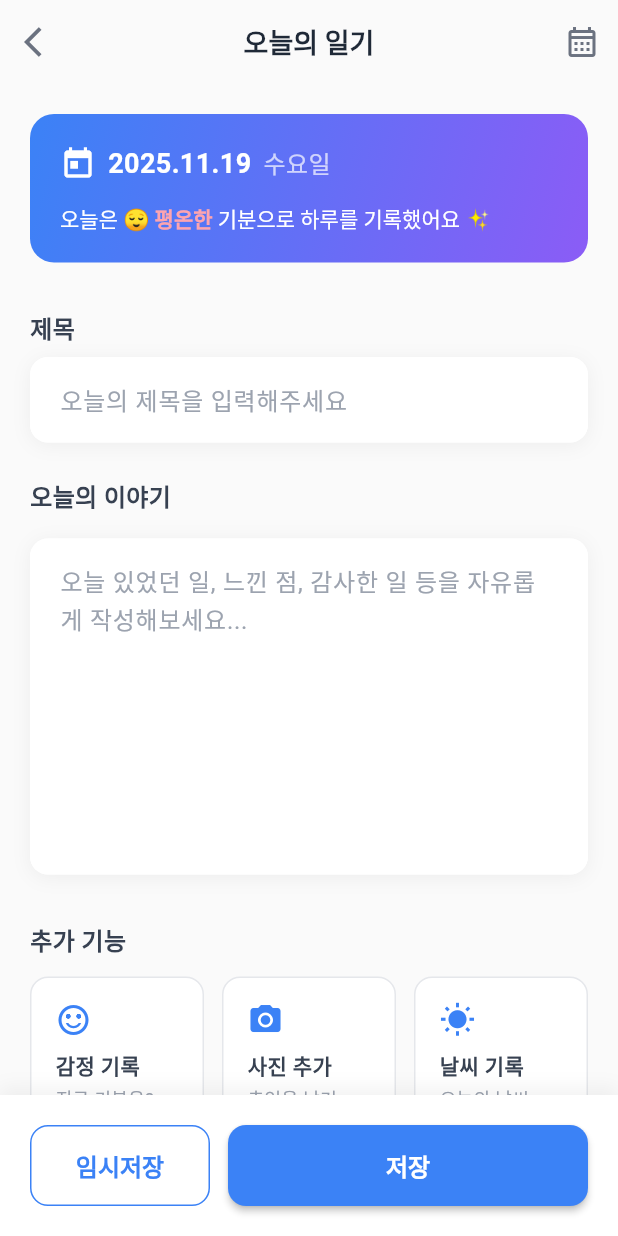
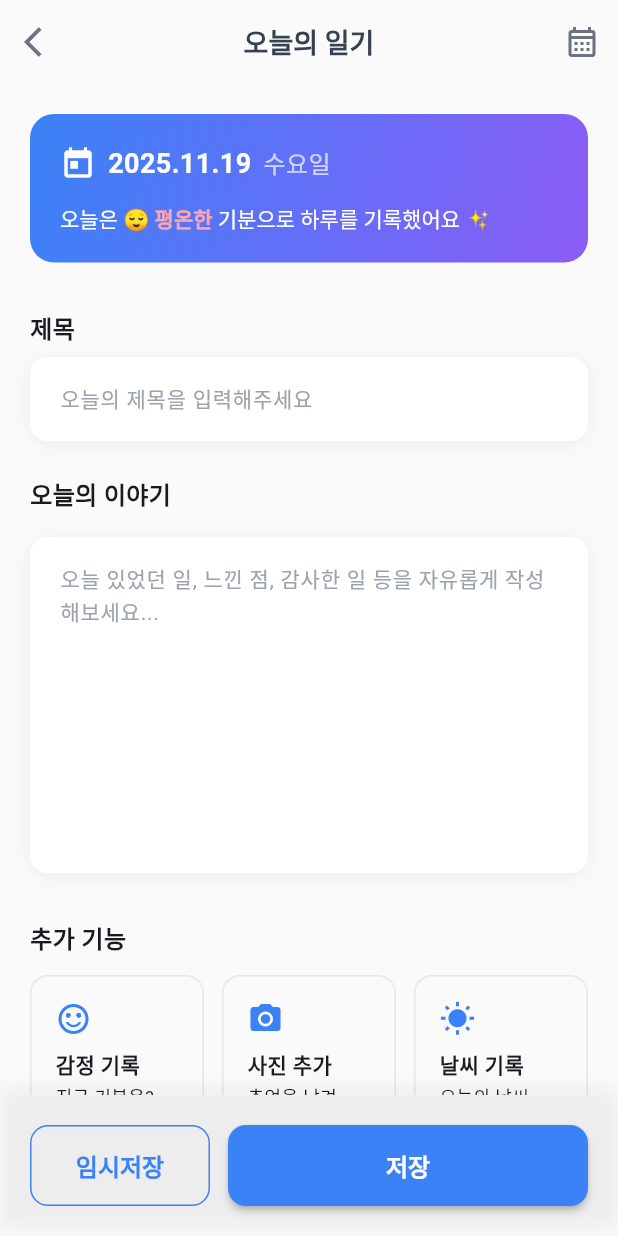
Before and after one commit to junghoonshin3/line_a_day, a Flutter app: the DiaryWriteView screen opened by its route, on a phone screen of 412 x 824 dp. Run offline on Flutter 3.47's test engine with Material 3 defaults, Android fonts, the phone set to English and light mode, and no system bars; our stand-ins replace file_picker, fl_chart, flutter_local_notifications, flutter_riverpod, google_sign_in, googleapis_auth and 7 more; missing offline and left inert: googleapis, local_auth_android, local_auth_darwin; accounts and stored records are empty; generated files the repository leaves out were written again; Roboto replaces fonts that are missing (Pretendard).

Commit message:
chore:과제 최종본
요구사항 기능구현

```diff
--- a/lib/core/app/config/routes.dart
+++ b/lib/core/app/config/routes.dart
@@ -5,7 +5,6 @@ import 'package:line_a_day/features/diary/presentation/detail/diary_detail_view.
 import 'package:line_a_day/features/diary/presentation/list/diary_list_view.dart';
 import 'package:line_a_day/features/main/presentation/main_view.dart';
 import 'package:line_a_day/features/diary/presentation/write/diary_write_view.dart';
-import 'package:line_a_day/features/emoji/presentation/select/emoji_select_view.dart';
 import 'package:line_a_day/features/intro/presentation/intro_view.dart';
 import 'package:line_a_day/features/settings/presentation/backup/%20backup_view.dart';
 import 'package:line_a_day/features/settings/presentation/notification/notification_settings_view.dart';
@@ -15,7 +14,7 @@ import 'package:line_a_day/features/settings/presentation/theme/theme_setting_vi
 class AppRoutes {
   // Route names
   static const String intro = 'intro';
-  static const String emojiSelect = 'emojiSelect';
+  // static const String emojiSelect = 'emojiSelect';
   static const String main = 'main';
   static const String diaryList = 'diaryList';
   static const String diaryWrite = 'diaryWrite';
@@ -29,7 +28,7 @@ class AppRoutes {
   static Map<String, WidgetBuilder> getRoutes() {
     return {
       intro: (context) => const IntroView(),
-      emojiSelect: (context) => const EmojiSelectView(),
+      // emojiSelect: (context) => const EmojiSelectView(),
       main: (context) => const MainView(),
       diaryList: (context) => const DiaryListView(),
       diaryWrite: (context) => const DiaryWriteView(),
--- a/lib/core/services/notification_service.dart
+++ b/lib/core/services/notification_service.dart
@@ -59,7 +59,6 @@ class NotificationService {
     if (androidImplementation != null) {
       final granted = await androidImplementation
           .requestNotificationsPermission();
-      print('Android 알림 권한: $granted');
       return granted ?? false;
     }
 
--- a/lib/features/diary/presentation/write/diary_write_view.dart
+++ b/lib/features/diary/presentation/write/diary_write_view.dart
@@ -114,7 +114,6 @@ class _DiaryWriteViewState extends ConsumerState<DiaryWriteView>
         _contentFocusNode.unfocus();
       },
       child: Scaffold(
-        backgroundColor: const Color.fromRGBO(250, 250, 250, 1),
         appBar: AppBar(
           backgroundColor: Colors.transparent,
           elevation: 0,
@@ -124,11 +123,7 @@ class _DiaryWriteViewState extends ConsumerState<DiaryWriteView>
           ),
           title: const Text(
             '오늘의 일기',
-            style: TextStyle(
-              color: Color(0xFF1F2937),
-              fontSize: 18,
-              fontWeight: FontWeight.w600,
-            ),
+            style: TextStyle(fontSize: 18, fontWeight: FontWeight.w600),
           ),
           centerTitle: true,
           actions: [
@@ -198,7 +193,6 @@ class _DiaryWriteViewState extends ConsumerState<DiaryWriteView>
             Container(
               padding: const EdgeInsets.all(20),
               decoration: BoxDecoration(
-                color: Colors.white,
                 boxShadow: [
                   BoxShadow(
                     color: Colors.black.withOpacity(0.05),
@@ -217,16 +211,18 @@ class _DiaryWriteViewState extends ConsumerState<DiaryWriteView>
                           viewModel.saveDraft();
                         },
                         style: OutlinedButton.styleFrom(
-                          side: const BorderSide(color: Color(0xFF3B82F6)),
+                          side: BorderSide(
+                            color: Theme.of(context).colorScheme.primary,
+                          ),
                           shape: RoundedRectangleBorder(
                             borderRadius: BorderRadius.circular(12),
                           ),
                           padding: const EdgeInsets.symmetric(vertical: 16),
                         ),
-                        child: const Text(
+                        child: Text(
                           '임시저장',
                           style: TextStyle(
-                            color: Color(0xFF3B82F6),
+                            color: Theme.of(context).colorScheme.primary,
                             fontSize: 16,
                             fontWeight: FontWeight.w600,
                           ),
@@ -244,7 +240,7 @@ class _DiaryWriteViewState extends ConsumerState<DiaryWriteView>
                         Navigator.of(context).pop(true);
                       },
                       style: ElevatedButton.styleFrom(
-                        backgroundColor: const Color(0xFF3B82F6),
+                        backgroundColor: Theme.of(context).colorScheme.primary,
                         foregroundColor: Colors.white,
                         elevation: 2,
                         shape: RoundedRectangleBorder(
@@ -399,11 +395,7 @@ class _DiaryWriteViewState extends ConsumerState<DiaryWriteView>
     return Container(
       padding: const EdgeInsets.all(20),
       decoration: BoxDecoration(
-        gradient: const LinearGradient(
-          colors: [Color(0xFF3B82F6), Color(0xFF8B5CF6)],
-          begin: Alignment.topLeft,
-          end: Alignment.bottomRight,
-        ),
+        gradient: AppTheme.primaryGradient,
         borderRadius: BorderRadius.circular(16),
       ),
       child: Column(
@@ -450,11 +442,7 @@ class _DiaryWriteViewState extends ConsumerState<DiaryWriteView>
       children: [
         const Text(
           '제목',
-          style: TextStyle(
-            fontSize: 16,
-            fontWeight: FontWeight.w600,
-            color: Color(0xFF374151),
-          ),
+          style: TextStyle(fontSize: 16, fontWeight: FontWeight.w600),
         ),
         const SizedBox(height: 8),
         Container(
@@ -476,13 +464,12 @@ class _DiaryWriteViewState extends ConsumerState<DiaryWriteView>
             onChanged: viewModel.updateTitle,
             decoration: const InputDecoration(
               hintText: '오늘의 제목을 입력해주세요',
-              hintStyle: TextStyle(color: Color(0xFF9CA3AF)),
+              // hintStyle: TextStyle(color: Color(0xFF9CA3AF)),
               border: OutlineInputBorder(
                 borderRadius: BorderRadius.all(Radius.circular(12)),
                 borderSide: BorderSide.none,
               ),
               filled: true,
-              fillColor: Colors.white,
               contentPadding: EdgeInsets.all(16),
             ),
             style: const TextStyle(fontSize: 16),
@@ -502,11 +489,7 @@ class _DiaryWriteViewState extends ConsumerState<DiaryWriteView>
       children: [
         const Text(
           '오늘의 이야기',
-          style: TextStyle(
-            fontSize: 16,
-            fontWeight: FontWeight.w600,
-            color: Color(0xFF374151),
-          ),
+          style: TextStyle(fontSize: 16, fontWeight: FontWeight.w600),
         ),
         const SizedBox(height: 8),
         if (state.diary.photoUrls.isNotEmpty)
@@ -576,13 +559,13 @@ class _DiaryWriteViewState extends ConsumerState<DiaryWriteView>
             onChanged: viewModel.updateContent,
             decoration: const InputDecoration(
               hintText: '오늘 있었던 일, 느낀 점, 감사한 일 등을 자유롭게 작성해보세요...',
-              hintStyle: TextStyle(color: Color(0xFF9CA3AF)),
+              // hintStyle: TextStyle(color: Color(0xFF9CA3AF)),
               border: OutlineInputBorder(
                 borderRadius: BorderRadius.all(Radius.circular(12)),
                 borderSide: BorderSide.none,
               ),
               filled: true,
-              fillColor: Colors.white,
+              // fillColor: Colors.white,
               contentPadding: EdgeInsets.all(16),
             ),
             style: const TextStyle(fontSize: 16, height: 1.5),
@@ -606,7 +589,7 @@ class _DiaryWriteViewState extends ConsumerState<DiaryWriteView>
           style: TextStyle(
             fontSize: 16,
             fontWeight: FontWeight.w600,
-            color: Color(0xFF374151),
+            // color: Color(0xFF374151),
           ),
         ),
         const SizedBox(height: 12),
@@ -730,7 +713,6 @@ class _DiaryWriteViewState extends ConsumerState<DiaryWriteView>
         padding: const EdgeInsets.all(16),
         decoration: BoxDecoration(
           gradient: gradient,
-          color: gradient == null ? Colors.white : null,
           borderRadius: BorderRadius.circular(12),
           border: Border.all(
             color: gradient == null
@@ -750,32 +732,22 @@ class _DiaryWriteViewState extends ConsumerState<DiaryWriteView>
         child: Column(
           crossAxisAlignment: CrossAxisAlignment.start,
           children: [
-            Icon(
-              icon,
-              size: 24,
-              color: gradient != null ? Colors.white : const Color(0xFF3B82F6),
-            ),
+            Icon(icon, size: 24, color: Theme.of(context).colorScheme.primary),
             const SizedBox(height: 8),
             Text(
               title,
-              style: TextStyle(
-                fontSize: 14,
-                fontWeight: FontWeight.w600,
-                color: gradient != null
-                    ? Colors.white
-                    : const Color(0xFF374151),
-              ),
+              style: const TextStyle(fontSize: 14, fontWeight: FontWeight.w600),
             ),
             const SizedBox(height: 2),
             Text(
               subtitle,
               maxLines: 1,
               overflow: TextOverflow.ellipsis,
-              style: TextStyle(
+              style: const TextStyle(
                 fontSize: 12,
-                color: gradient != null
-                    ? Colors.white.withOpacity(0.9)
-                    : const Color(0xFF9CA3AF),
+                // color: gradient != null
+                //     ? Colors.white.withOpacity(0.9)
+                //     : const Color(0xFF9CA3AF),
               ),
             ),
           ],
--- a/lib/features/goal/presentation/goal_view.dart
+++ b/lib/features/goal/presentation/goal_view.dart
@@ -98,7 +98,7 @@ class _GoalViewState extends ConsumerState<GoalView>
                 '${state.totalDiaries}',
                 '총 일기',
                 '📚',
-                const Color(0xFF3B82F6),
+                Theme.of(context).colorScheme.primary,
               ),
             ),
             const SizedBox(width: 12),
--- a/lib/features/settings/presentation/setting_view.dart
+++ b/lib/features/settings/presentation/setting_view.dart
@@ -140,7 +140,7 @@ class _SettingViewState extends ConsumerState<SettingView>
                   '총 일기',
                   '${state.totalDiaries}편',
                   Icons.book,
-                  const Color(0xFF3B82F6),
+                  Theme.of(context).colorScheme.primary,
                 ),
               ),
               const SizedBox(width: 12),
@@ -149,7 +149,7 @@ class _SettingViewState extends ConsumerState<SettingView>
                   '작성 일수',
                   '${state.totalDays}일',
                   Icons.calendar_today,
-                  const Color(0xFF8B5CF6),
+                  Theme.of(context).colorScheme.secondary,
                 ),
               ),
             ],
--- a/lib/features/settings/presentation/theme/theme_setting_view.dart
+++ b/lib/features/settings/presentation/theme/theme_setting_view.dart
@@ -170,8 +170,7 @@ class ThemeSettingsView extends ConsumerWidget {
   ) {
     return GestureDetector(
       onTap: onTap,
-      child: AnimatedContainer(
-        duration: const Duration(milliseconds: 200),
+      child: Container(
         padding: const EdgeInsets.all(16),
         decoration: BoxDecoration(
           gradient: isSelected ? AppTheme.primaryGradient : null,
@@ -230,8 +229,7 @@ class ThemeSettingsView extends ConsumerWidget {
   ) {
     return GestureDetector(
       onTap: onTap,
-      child: AnimatedContainer(
-        duration: const Duration(milliseconds: 200),
+      child: Container(
         decoration: BoxDecoration(
           gradient: colorTheme.gradient,
           borderRadius: BorderRadius.circular(12),
--- a/lib/widgets/common/dialog/custom_bottomsheet.dart
+++ b/lib/widgets/common/dialog/custom_bottomsheet.dart
@@ -21,7 +21,6 @@ class CustomBottomSheet extends StatelessWidget {
       padding: const EdgeInsets.symmetric(horizontal: 20),
       height: height,
       decoration: const BoxDecoration(
-        color: Colors.white,
         borderRadius: BorderRadius.vertical(
           top: Radius.circular(AppTheme.radiusXLarge),
         ),
--- a/lib/widgets/common/dialog/dialog_helper.dart
+++ b/lib/widgets/common/dialog/dialog_helper.dart
@@ -83,7 +83,6 @@ class DialogHelper {
     return showModalBottomSheet<T>(
       context: context,
       isScrollControlled: true,
-      backgroundColor: Colors.transparent,
       builder: (context) => CustomBottomSheet(
         title: title,
         height: height,
```
Also changed, not shown: lib/features/emoji/presentation/select/emoji_select_view.dart (+11 -10 lines), lib/features/intro/presentation/intro_view.dart (+6 -7 lines), lib/features/settings/presentation/backup/ backup_view.dart (+2 -5 lines), lib/widgets/common/info_chip.dart (+4 -4 lines), lib/widgets/diary/dialog/diary_dialogs.dart (+42 -41 lines), lib/widgets/diary/list/diary_card.dart (+4 -4 lines).
